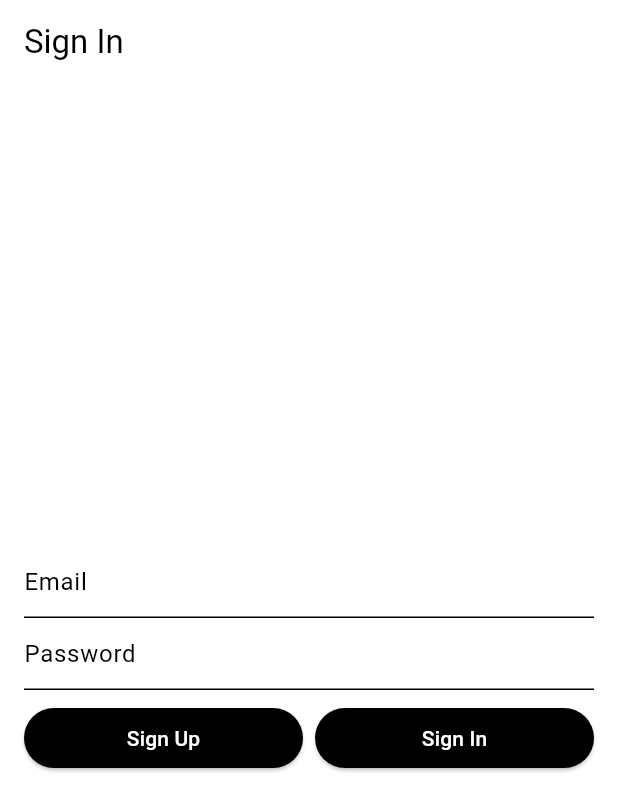
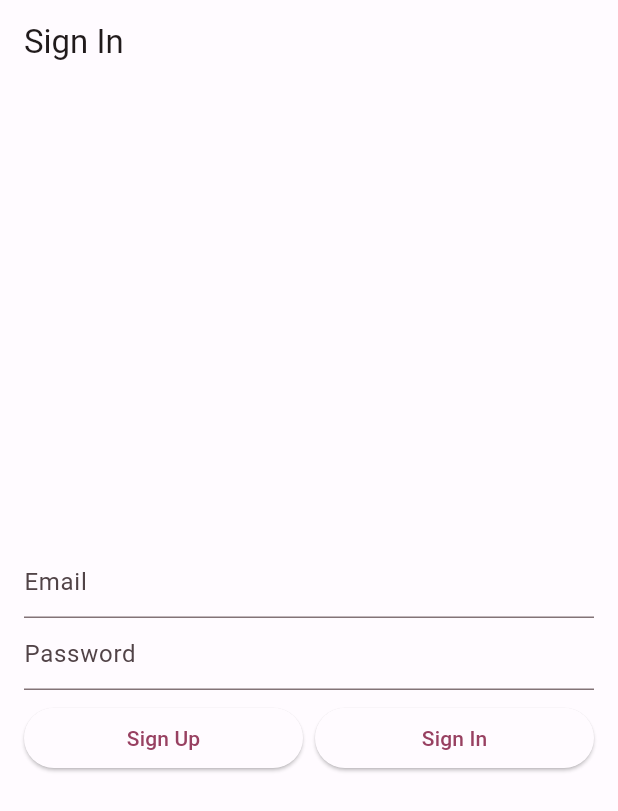
Before and after one commit to spaaacy/ap-lanes, a Flutter app: the screen it shows after launch, on a phone screen of 412 x 824 dp. Shown: the top 811 px of the screen. Run offline on Flutter 3.47's test engine with Material 2 defaults, Android fonts, the phone set to English and light mode, and no system bars; our stand-ins replace cloud_firestore, firebase_auth, firebase_core, flutter_local_notifications, flutter_map, flutter_svg and 4 more; missing offline and left inert: flutter_background_service, flutter_map_tile_caching, flutter_polyline_points; accounts and stored records are empty.

Commit message:
Added colorscheme

```diff
--- a/lib/main.dart
+++ b/lib/main.dart
@@ -7,6 +7,7 @@ import 'package:flutter/material.dart';
 import 'package:flutter_map_tile_caching/flutter_map_tile_caching.dart';
 import 'package:provider/provider.dart';
 
+import 'color_schemes.g.dart';
 import 'firebase_options.dart';
 import 'services/auth_service.dart';
 import 'ui/auth/auth_wrapper.dart';
@@ -38,35 +39,21 @@ class MyApp extends StatelessWidget {
         ),
       ],
       child: MaterialApp(
+        title: "AP Lanes",
         debugShowCheckedModeBanner: false,
-        title: "AP Lanes", // TODO: Check if this is necessary
-
-        // TODO: Create theme widget for this
+        darkTheme: ThemeData(useMaterial3: true, colorScheme: darkColorScheme),
         theme: ThemeData(
-          colorScheme: const ColorScheme(
-            brightness: Brightness.light,
-            primary: Colors.black,
-            onPrimary: Colors.white,
-            secondary: Colors.white,
-            onSecondary: Colors.black,
-            error: Colors.red,
-            onError: Colors.white,
-            background: Colors.white,
-            onBackground: Colors.black,
-            surface: Colors.white,
-            onSurface: Colors.black,
-          ),
-          useMaterial3: true,
-          scaffoldBackgroundColor: Colors.white,
-          elevatedButtonTheme: ElevatedButtonThemeData(
-            style: ElevatedButton.styleFrom(
-              backgroundColor: Colors.black,
-              foregroundColor: Colors.white,
-            ),
-          ),
-          filledButtonTheme: FilledButtonThemeData(
-            style: FilledButtonTheme.of(context).style,
-          ),
+          useMaterial3: true, colorScheme: lightColorScheme,
+          // scaffoldBackgroundColor: Colors.white,
+          // elevatedButtonTheme: ElevatedButtonThemeData(
+          //   style: ElevatedButton.styleFrom(
+          //     backgroundColor: Colors.black,
+          //     foregroundColor: Colors.white,
+          //   ),
+          // ),
+          // filledButtonTheme: FilledButtonThemeData(
+          //   style: FilledButtonTheme.of(context).style,
+          // ),
         ),
         home: AuthWrapper(context: context),
       ),
--- a/lib/ui/passenger/components/search_bar.dart
+++ b/lib/ui/passenger/components/search_bar.dart
@@ -28,7 +28,8 @@ class SearchBar extends StatelessWidget {
           elevation: 0.0,
         ),
         suggestionsCallback: (input) async {
-          final results = await _placeService.fetchSuggestions(input, lang, state.sessionToken);
+          final results = await _placeService.fetchSuggestions(
+              input, lang, state.sessionToken);
           return results.take(4);
         },
         itemBuilder: (context, suggestion) {
@@ -50,7 +51,8 @@ class SearchBar extends StatelessWidget {
         textFieldConfiguration: TextFieldConfiguration(
           controller: state.searchController,
           decoration: InputDecoration(
-            suffixIcon: (state.destinationLatLng != null || state.searchController.text.isNotEmpty)
+            suffixIcon: (state.destinationLatLng != null ||
+                    state.searchController.text.isNotEmpty)
                 ? IconButton(
                     icon: const Icon(Icons.close),
                     color: Colors.black,
@@ -75,13 +77,17 @@ class SearchBar extends StatelessWidget {
             if (state.routeDistance != null) {
               return [
                 Container(
-                    decoration:
-                        const BoxDecoration(color: Colors.black54, borderRadius: BorderRadius.all(Radius.circular(25))),
+                    decoration: const BoxDecoration(
+                        color: Colors.black54,
+                        borderRadius: BorderRadius.all(Radius.circular(25))),
                     child: Padding(
                       padding: const EdgeInsets.all(8.0),
                       child: Text(
                         "${state.routeDistance!.toStringAsFixed(2)} km",
-                        style: Theme.of(context).textTheme.bodyMedium?.copyWith(color: Colors.white),
+                        style: Theme.of(context)
+                            .textTheme
+                            .bodyMedium
+                            ?.copyWith(color: Colors.white),
                       ),
                     ))
               ];
@@ -90,16 +96,22 @@ class SearchBar extends StatelessWidget {
           const Spacer(),
           Container(
               decoration: BoxDecoration(
-                  shape: BoxShape.rectangle, color: Colors.black54, borderRadius: BorderRadius.circular(25)),
+                  shape: BoxShape.rectangle,
+                  color: Colors.black54,
+                  borderRadius: BorderRadius.circular(25)),
               padding: const EdgeInsets.all(8.0),
-              child: Text(state.toApu ? "TO APU" : "FROM APU",
-                  style: Theme.of(context).textTheme.bodyMedium?.copyWith(color: Colors.white))),
+              child: Text(
+                state.toApu ? "TO APU" : "FROM APU",
+                style: Theme.of(context)
+                    .textTheme
+                    .bodyMedium
+                    ?.copyWith(color: Colors.white),
+              )),
           const SizedBox(
             width: 8.0,
           ),
           Switch(
-
-            activeColor: Colors.black,
+            // activeColor: Colors.black,
             value: state.toApu,
             onChanged: (value) => state.updateToApu(value),
           ),
```
Also changed, not shown: lib/color_schemes.g.dart (added).
